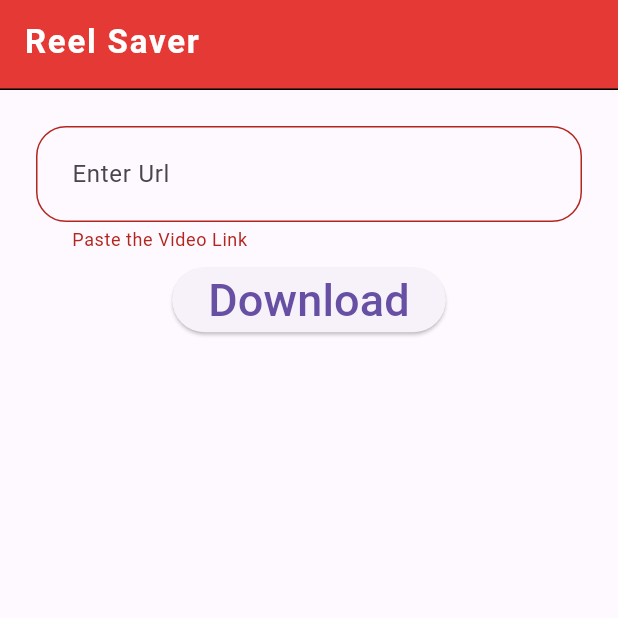
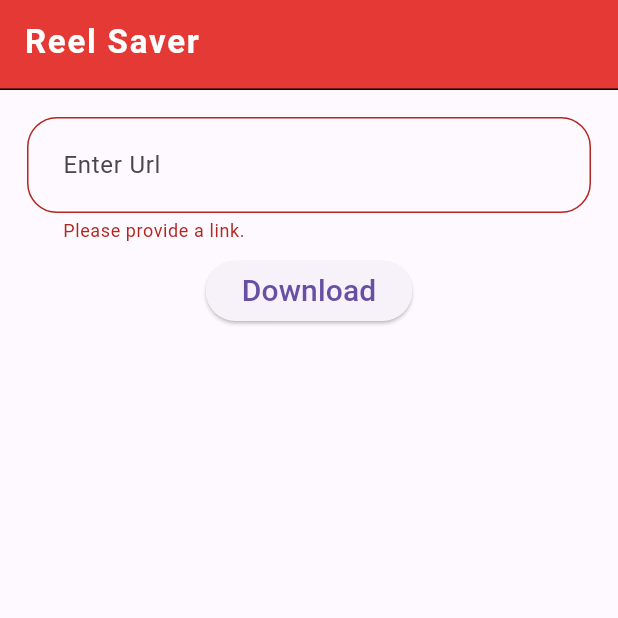
Before and after one commit to Vrushabh102/instagram_reel_saver, a Flutter app: the screen it shows after launch, after a tap on "Download", on a phone screen of 412 x 824 dp, the top half of it. Run offline on Flutter 3.47's test engine with Material 3 defaults, Android fonts, the phone set to English and light mode, and no system bars; missing offline and left inert: flutter_file_downloader, receive_sharing_intent.

Commit message:
modified download feature

```diff
--- a/lib/screens/HomeScreen.dart
+++ b/lib/screens/HomeScreen.dart
@@ -1,10 +1,9 @@
 import 'dart:async';
 
 import 'package:flutter/material.dart';
-import 'package:instagram_reel_saver/services/Downloader.dart';
 import 'package:instagram_reel_saver/services/Fetch.dart';
+import 'package:flutter_file_downloader/flutter_file_downloader.dart';
 import 'package:receive_sharing_intent/receive_sharing_intent.dart';
-import 'package:flutter_file_downloader/flutter_file_downloader.dart';
 
 class HomeScreen extends StatefulWidget {
   const HomeScreen({super.key});
@@ -14,51 +13,66 @@ class HomeScreen extends StatefulWidget {
 }
 
 class _HomeScreenState extends State<HomeScreen> {
-  late StreamSubscription _intentSubscription;
 
-  final _files = <SharedMediaFile>[];
-  String? url = '';
-  String? downloaderUri;
+  Color bgcolor = Colors.white24;
+  bool _useListenerLink = false;
+
+  String? url;
+  String? linkThroughListener;
+
+  // to track the download progress
+  double? _progress;
+
+
+  @override
+  void initState() {
+    super.initState();
+    print('initState started');
+
+
+    ReceiveSharingIntent.getInitialMedia().then((value) {
+      setState(() {
+
+        try {
+          linkThroughListener = value[0].path.toString();
+          print('url $url');
+          print('value is ${value[0].path}');
+
+          // pass the link to the textFormField if link is received from receive sharing intent
+          if(linkThroughListener != null) {
+            _controller.text = linkThroughListener!;
+          }
+        } catch(error) {
+          print('error occured $error');
+        }
+
+        // Tell the library that we are done processing the intent.
+        ReceiveSharingIntent.reset();
+      });
+    });
+  }
+
+  void showSnackbar(String message) {
+    print('showsnackbar called');
+    ScaffoldMessenger.of(context).showSnackBar(
+      SnackBar(
+        content: Text(message),
+        behavior: SnackBarBehavior.floating,
+      )
+    );
+  }
 
   // form key
   var formKey = GlobalKey<FormState>();
 
-  @override
-  void initState() {
-    super.initState();
-
-    // receiving url while app is opened
-    _intentSubscription =
-        ReceiveSharingIntent.getMediaStream().listen((event) {
-          setState(() {
-            _files.clear();
-            _files.addAll(event);
-            url = _files[0].path.toString();
-          });
-        },
-          onError: (error) {
-      });
-
-    // receiving url when app is closed
-    ReceiveSharingIntent.getInitialMedia().then((value){
-      setState(() {
-        _files.clear();
-        _files.addAll(value);
-        url = _files[0].path.toString();
-      });
-    });
-    ReceiveSharingIntent.reset();
-
-  }
-
-  @override
-  void dispose() {
-    _intentSubscription.cancel();
-    super.dispose();
-  }
-
+  final TextEditingController _controller = TextEditingController();
   Widget _buildTextFormField() {
-    return TextFormField(
+    return Form(
+      key: formKey,
+      child: Padding(
+        padding: const EdgeInsets.all(4.0),
+        child: TextFormField(
+          controller: _controller,
           decoration: const InputDecoration(
               hintText: 'Enter Url',
               contentPadding: EdgeInsets.all(20),
@@ -70,18 +84,30 @@ class _HomeScreenState extends State<HomeScreen> {
                 borderRadius: BorderRadius.all(Radius.circular(20)),
               )
           ),
-      controller: TextEditingController(text: url),
+          onChanged: (value) {
+            _useListenerLink = false;
+          },
           validator: (value) {
-        if(value == null || value.isEmpty) {
-          return 'Paste the Video Link';
-        } else if(true) {
-          //Todo: url validation
+
+            print('value is $value');
+            if (value == null || value.isEmpty) {
+              return 'Please provide a link.';
+            } else {
+              Uri? uri = Uri.tryParse(value);
+              if (uri == null || uri.scheme.isEmpty || uri.host.isEmpty) {
+                return 'Invalid URL';
+              } else if (!value.contains('www.instagram.com') || !value.contains('reel')) {
+                return 'Please provide a valid Instagram reel link.';
+              }
             }
             return null;
           },
           onSaved: (value) {
             url = value;
+            print('onsaved $url');
           },
+        ), // TextFormField for entering url
+      ),
     );
   }
 
@@ -93,13 +119,7 @@ class _HomeScreenState extends State<HomeScreen> {
             child: Container(
               width: 385,
               margin: const EdgeInsets.all(4),
-              child: Form(
-                key: formKey,
-                child: Padding(
-                  padding: const EdgeInsets.all(4.0),
-                  child: _buildTextFormField(), // TextFormField for entering url
-                ),
-              ),
+              child: _buildTextFormField(),
             )
         ),
       ],
@@ -107,12 +127,39 @@ class _HomeScreenState extends State<HomeScreen> {
   }
 
   // return string url of the downloadable video file
-  Future<String> _downloadData() async{
+  Future<String> _downloadData(String link) async{
     // this function will only be called when the link provided is valid
-    Fetch fetchInstance = Fetch(queryUrl: url);
+    Fetch fetchInstance = Fetch(queryUrl: link);
     await fetchInstance.fetchData();
     String? downloadUrl = fetchInstance.finalUrl;
     return downloadUrl.toString();
+  }
+
+  // function to download the video from provided url
+  void downloadVideo(String downloadableUrl) {
+    String defaultFileName = 'Instagram Reel';
+
+    FileDownloader.downloadFile(
+      url: downloadableUrl,
+      onDownloadError: (String error) {
+        showSnackbar('Error');
+      },
+      onDownloadCompleted: (String path) {
+        print('download completed');
+        showSnackbar('Downloaded at $path');
+        setState(() {
+          _progress = null;
+        });
+      },
+      name: defaultFileName,
+      onProgress: (fileName, progress) {
+        print('progress is $progress');
+        setState(() {
+          _progress = progress;
+        });
+      },
+      notificationType: NotificationType.all,
+    );
   }
 
   // Main Build Function
@@ -134,34 +181,37 @@ class _HomeScreenState extends State<HomeScreen> {
       ),
 
       body: Container(
-        color: Colors.white24,
-
-        padding: const EdgeInsets.all(16),
+        color: bgcolor,
+        padding: const EdgeInsets.all(10),
 
         // parent column
         child: Column(
           children: [
-
             // Row for TextFormField
             _buildFirstRow(),
+            // validation button
+            _progress != null ? const CircularProgressIndicator() : ElevatedButton(
+              onPressed: () async {
 
-            // validation button
-            ElevatedButton(
-              onPressed: () async {
                   if(formKey.currentState!.validate()) {
                     formKey.currentState!.save();
-                    String downloadableUrl = await _downloadData();
+
+                    String downloadableUrl = await _downloadData(_controller.text);
                     // function to download the video
-                    Downloader downloaderInstance = Downloader(url: downloadableUrl);
-                    downloaderInstance.downloadVideo();
+                    downloadVideo(downloadableUrl);
                   }
               },
-              child: const Text('Download',style: TextStyle(fontSize: 30),),
+              child: const Text('Download',style: TextStyle(fontSize: 20),),
             ),
-
           ],
         ),
       ),
     );
   }
+
+  @override
+  void dispose() {
+    _controller.dispose();
+    super.dispose();
   }
+}
--- a/lib/services/Downloader.dart
+++ /dev/null
@@ -1,24 +0,0 @@
-import 'package:flutter/material.dart';
-import 'package:flutter_file_downloader/flutter_file_downloader.dart';
-
-class Downloader {
-
-  String url;
-  String? downloadedFileName;
-  String defaultFileName = 'Instagram Reel';
-
-  Downloader({required this.url, this.downloadedFileName});
-
-  // function to download the video using flutter_file_downloader package
-  void downloadVideo() {
-    FileDownloader.downloadFile(
-      url: url,
-      onDownloadError: (String error) {
-      },
-      onDownloadCompleted: (String path) {
-        //todo crete a notification or snackBar
-      },
-      name: downloadedFileName ?? defaultFileName
-    );
-  }
-}
--- a/lib/services/Fetch.dart
+++ b/lib/services/Fetch.dart
@@ -5,7 +5,7 @@ import 'package:http/http.dart';
 class Fetch {
 
   String? queryUrl;
-  // Constructor that is use to pass query url whenever Fetch instance is created
+  // Constructor to pass query url whenever Fetch instance is created
   Fetch({required this.queryUrl});
 
   // api endpoint
@@ -32,8 +32,5 @@ class Fetch {
     } catch(error) {
         finalUrl = 'some error has occurred';
     }
-
   }
-
-
 }
```
Also changed, not shown: lib/main.dart (+4 -14 lines). Lines whose indentation alone changed are shown as unchanged.
